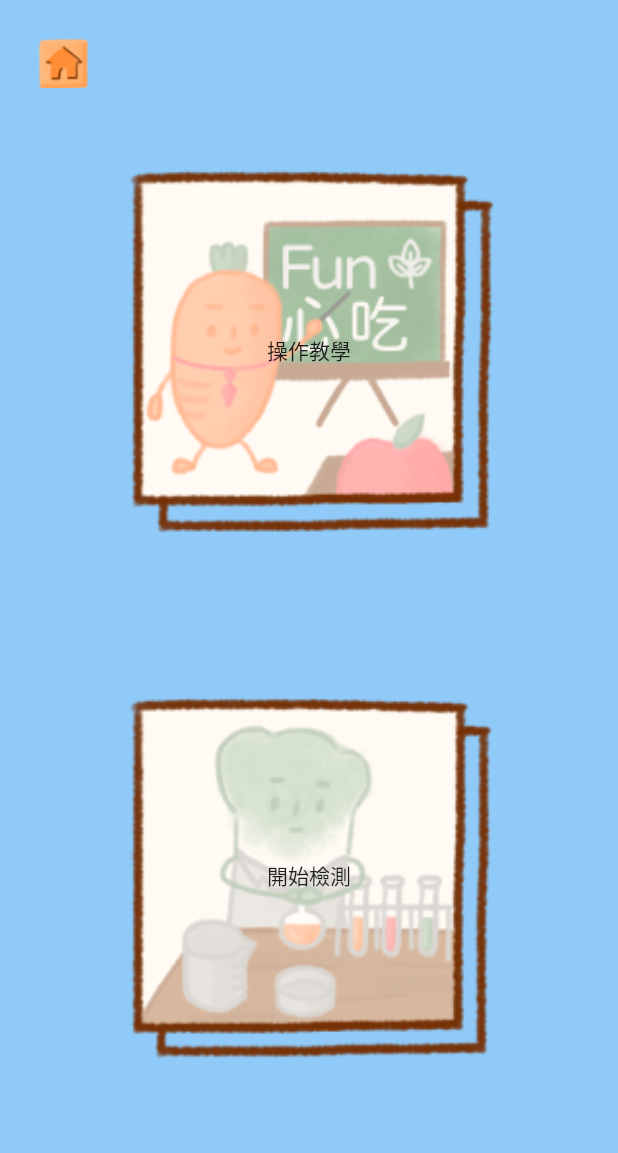
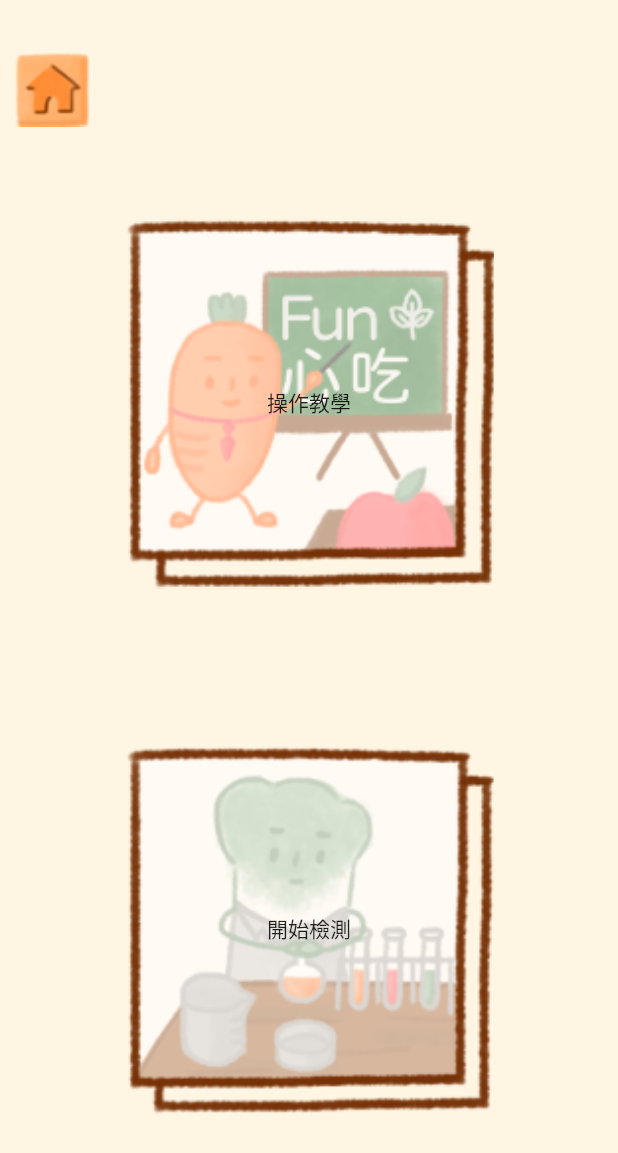
Before and after one commit to sodiffi/fun_eating_app, a Flutter app: the TestMenu widget shown alone on an empty page, opened directly, on a phone screen of 412 x 824 dp. Shown: the top 1153 px of the screen. Run offline on Flutter 3.47's test engine with Material 2 defaults, Android fonts, the phone set to English and light mode, and no system bars; our stand-ins replace date_format, fluttertoast; missing offline and left inert: flutter_better_camera.

```diff
--- a/lib/addFruit.dart
+++ b/lib/addFruit.dart
@@ -3,7 +3,6 @@
 import 'dart:ui';
 import 'package:flutter_app/test.dart';
 import 'package:flutter_better_camera/camera.dart';
-import 'home.dart';
 import 'package:flutter/material.dart';
 
 // ignore: must_be_immutable
@@ -47,7 +46,7 @@ class AddFruit extends StatelessWidget {
                       borderRadius: new BorderRadius.circular(15),
                     ),
                     child: Text(
-                      "添加完畢",
+                      "繼續檢測",
                       style: TextStyle(
                           fontSize: 25, color: Color.fromRGBO(105, 57, 8, 1)),
                     ),
--- a/lib/input.dart
+++ b/lib/input.dart
@@ -27,7 +27,7 @@ class TestInputPage extends StatelessWidget {
               bodyText1: TextStyle(fontSize: 20),
               bodyText2: TextStyle(fontSize: 20),
               subtitle1: TextStyle(fontSize: 20),
-              headline1: TextStyle(fontSize: 50, color: Colors.black))),
+              headline1: TextStyle(fontSize: 35, color: Colors.black))),
       home: Scaffold(
           backgroundColor: Color.fromRGBO(255, 245, 227, 1),
           body: Container(
--- a/lib/testMenu.dart
+++ b/lib/testMenu.dart
@@ -19,9 +19,12 @@ class TestMenuPage extends StatelessWidget {
       home: TestMenu(),
       debugShowCheckedModeBanner: false,
       theme: ThemeData(
-        backgroundColor: Color.fromRGBO(255, 245, 227, 1),
-        fontFamily: "openhuninn",
-      ),
+          backgroundColor: Color.fromRGBO(255, 245, 227, 1),
+          fontFamily: "openhuninn",
+          textTheme: TextTheme(
+              button: TextStyle(
+            fontSize: 35,
+          ))),
     );
   }
 }
@@ -31,7 +34,6 @@ class _TestMenuPageState extends State<TestMenu> {
 
   @override
   Widget build(BuildContext context) {
-
     this.setState(() {
       isStraight = MediaQuery.of(context).orientation == Orientation.portrait;
     });
@@ -39,9 +41,9 @@ class _TestMenuPageState extends State<TestMenu> {
       direction: Axis.horizontal,
       children: <Widget>[
         Expanded(
-          flex: 1,
+          // flex: 1,
           child: Padding(
-            padding: EdgeInsets.fromLTRB(25, 25, 0, 0),
+            padding: EdgeInsets.fromLTRB(0, 25, 0, 0),
             child: AspectRatio(
               aspectRatio: 1 / 1,
               child: FlatButton(
@@ -52,19 +54,22 @@ class _TestMenuPageState extends State<TestMenu> {
                 },
                 child: Image.asset(
                   'images/home.png',
+                  height: 50.0,
+                  width: 50.0,
                   fit: BoxFit.fill,
                 ),
               ),
             ),
           ),
         ),
-        Spacer(flex: 6),
+        Spacer(flex: 5),
       ],
     );
 
     Widget buttonTrainBox = (Padding(
-      padding: EdgeInsets.all(20),
+      padding: EdgeInsets.all(10),
       child: Container(
+        padding: EdgeInsets.zero,
         child: FlatButton(
           padding: EdgeInsets.zero,
           onPressed: () {
@@ -76,7 +81,12 @@ class _TestMenuPageState extends State<TestMenu> {
             children: [
               Image.asset(
                 'images/trainBox.png',
-                width:isStraight?MediaQuery.of(context).size.height * 0.3:MediaQuery.of(context).size.height * 0.5,
+                width: isStraight
+                    ? MediaQuery.of(context).size.height * 0.3
+                    : MediaQuery.of(context).size.height * 0.5,
+                height: isStraight
+                    ? MediaQuery.of(context).size.height * 0.3
+                    : MediaQuery.of(context).size.height * 0.5,
                 fit: BoxFit.cover,
               ),
               Text('操作教學')
@@ -86,9 +96,9 @@ class _TestMenuPageState extends State<TestMenu> {
       ),
     ));
     Widget buttonTestBox = (Padding(
-      padding: EdgeInsets.all(20),
-      child: Center(
+        padding: EdgeInsets.all(10),
         child: Container(
+          padding: EdgeInsets.zero,
           child: FlatButton(
             padding: EdgeInsets.zero,
             onPressed: () {
@@ -100,32 +110,66 @@ class _TestMenuPageState extends State<TestMenu> {
               children: [
                 Image.asset(
                   'images/testBox.png',
-                  width:isStraight?MediaQuery.of(context).size.height * 0.3:MediaQuery.of(context).size.height * 0.5,
+                  width: isStraight
+                      ? MediaQuery.of(context).size.height * 0.3
+                      : MediaQuery.of(context).size.height * 0.5,
+                  height: isStraight
+                    ? MediaQuery.of(context).size.height * 0.3
+                    : MediaQuery.of(context).size.height * 0.5 ,
                   fit: BoxFit.cover,
                 ),
                 Text('開始檢測')
               ],
             ),
           ),
-        ),
-      ),
-    ));
-
+        )));
 
     return Container(
       color: Theme.of(context).backgroundColor,
       child: SizedBox(
         child: Column(
-          children: <Widget>[homeButton] +
+          children: <Widget>[
+                Flex(
+                  direction: Axis.horizontal,
+                  children: <Widget>[
+                    Expanded(
+                      // flex: 1,
+                      child: Padding(
+                        padding:
+                            EdgeInsets.fromLTRB(0, isStraight ? 25 : 0, 0, 0),
+                        child: AspectRatio(
+                          aspectRatio: 1 / 1,
+                          child: FlatButton(
+                            padding: EdgeInsets.zero,
+                            onPressed: () {
+                              Navigator.push(
+                                  context,
+                                  MaterialPageRoute(
+                                      builder: (context) => HomeMenuPage()));
+                            },
+                            child: Image.asset(
+                              'images/home.png',
+                              height: 50.0,
+                              width: 50.0,
+                              fit: BoxFit.fill,
+                            ),
+                          ),
+                        ),
+                      ),
+                    ),
+                    Spacer(flex: isStraight ? 5 : 6),
+                  ],
+                )
+              ] +
               (isStraight
                   ? [
                       Container(
-                        height:MediaQuery.of(context).size.height * 0.85,
+                        height: MediaQuery.of(context).size.height * 0.85,
                         child: Flex(
                           direction: Axis.vertical,
                           children: [
-                            Expanded(flex:1,child:buttonTrainBox),
-                            Expanded(flex:1,child:buttonTestBox),
+                            Expanded(flex: 1, child: buttonTrainBox),
+                            Expanded(flex: 1, child: buttonTestBox),
                           ],
                         ),
                       ),
--- a/pubspec.yaml
+++ b/pubspec.yaml
@@ -33,10 +33,12 @@ dev_dependencies:
     sdk: flutter
   flutter_better_camera:
   path_provider:
-  video_player:
   fluttertoast: ^7.1.1
   date_format: ^1.0.9
   url_launcher: ^5.7.10
+  url_launcher_web: ^0.1.0
+
+
 
 # For information on the generic Dart part of this file, see the
 # following page: https://dart.dev/tools/pub/pubspec
```
Also changed, not shown: lib/home.dart (+16 -19 lines), lib/main.dart (+23 -94 lines), lib/test.dart (+8 -8 lines), lib/train.dart (+1 -8 lines), images/ic_launcher.png (added), images/prompt.png, images/signal.png, pubspec.lock, 6 other files.
